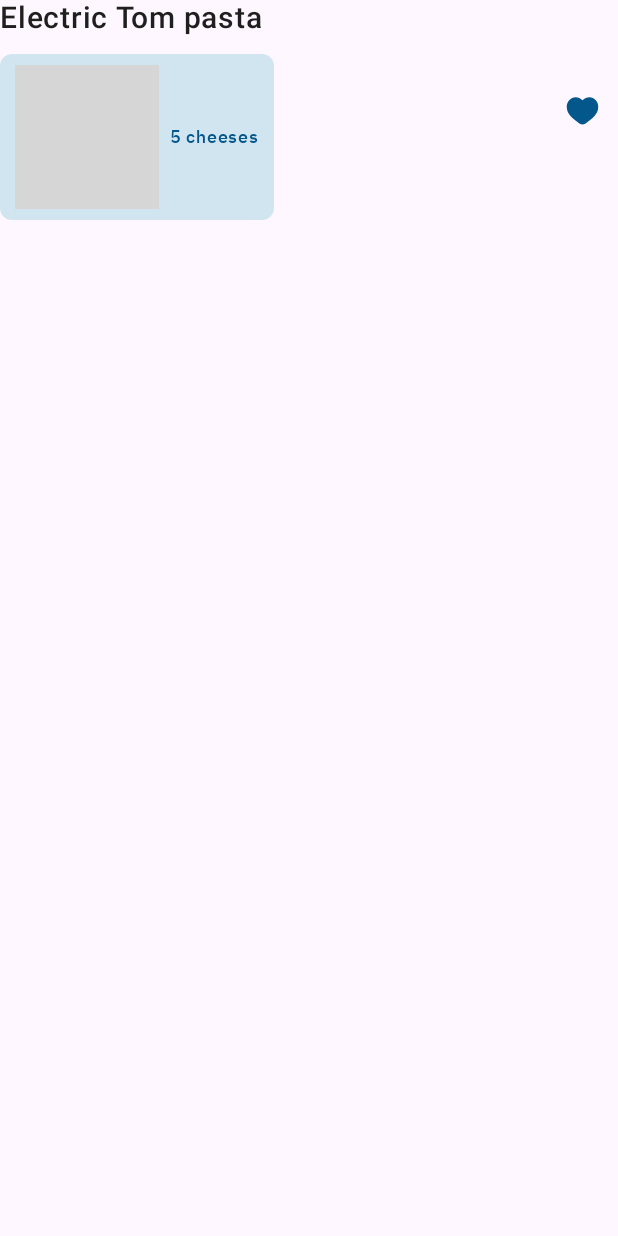
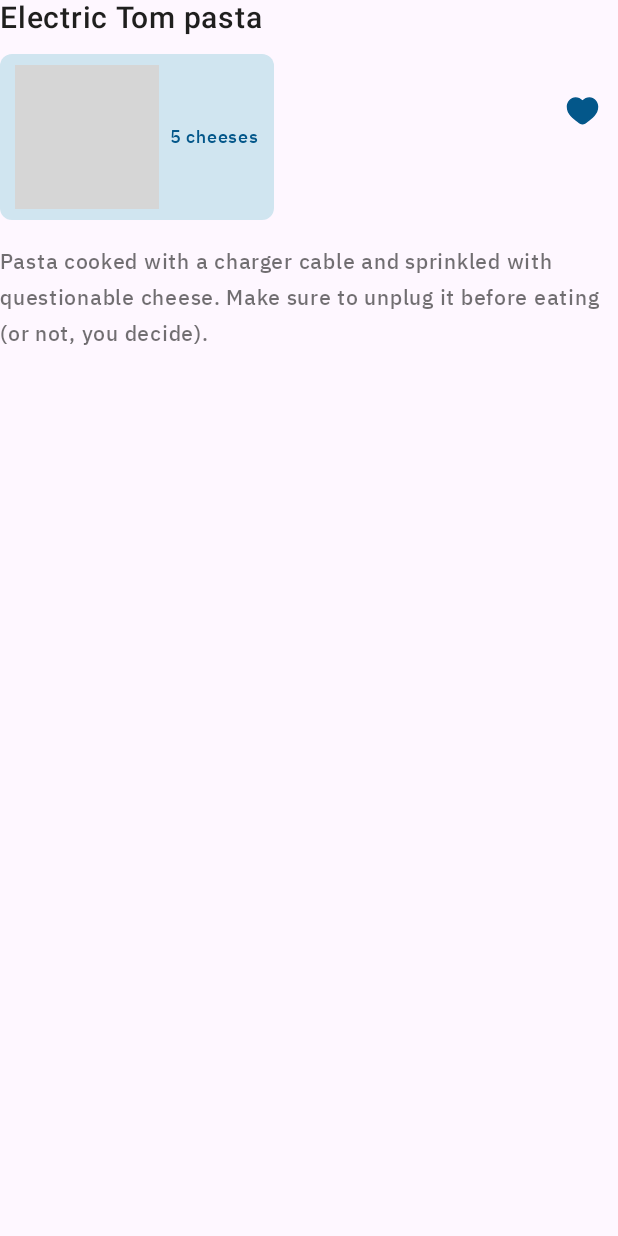
Before and after one commit to khaledeid1k/TomAndJerry, an Android app built with Jetpack Compose: the composable DishInfo shown on its own in the app's theme, on a phone screen of 412 x 824 dp. Run offline under Robolectric (Android 15) with nearby library versions, the phone set to English and light mode, and no system bars; grey boxes are pictures that could not be loaded.

Commit message:
Add dish description text

```diff
--- a/app/src/main/java/com/example/tomandjerry/ui/screens/tom_kitchen/composables/DishInfo.kt
+++ b/app/src/main/java/com/example/tomandjerry/ui/screens/tom_kitchen/composables/DishInfo.kt
@@ -5,6 +5,7 @@ import androidx.compose.foundation.layout.Arrangement
 import androidx.compose.foundation.layout.Column
 import androidx.compose.foundation.layout.Row
 import androidx.compose.foundation.layout.fillMaxWidth
+import androidx.compose.foundation.layout.padding
 import androidx.compose.material3.IconButton
 import androidx.compose.material3.Text
 import androidx.compose.runtime.Composable
@@ -18,10 +19,12 @@ import com.example.tomandjerry.R
 import com.example.tomandjerry.ui.composables.CheesesItem
 import com.example.tomandjerry.ui.composables.VerticalSpacer
 import com.example.tomandjerry.ui.theme.EerieBlack
+import com.example.tomandjerry.ui.theme.darkOverlay
 import com.example.tomandjerry.ui.theme.ibmPlexSans
 
 @Composable
 fun DishInfo(modifier: Modifier = Modifier) {
+    Column {
         Row(
             modifier = modifier.fillMaxWidth(),
             horizontalArrangement = Arrangement.SpaceBetween,
@@ -48,4 +51,14 @@ fun DishInfo(modifier: Modifier = Modifier) {
                 )
             }
         }
+
+        Text(
+            "Pasta cooked with a charger cable and sprinkled with questionable cheese. Make sure to unplug it before eating (or not, you decide).",
+            fontSize = 14.sp,
+            fontWeight = FontWeight.Medium,
+            fontFamily = ibmPlexSans,
+            color = darkOverlay,
+            modifier = Modifier.padding(top = 16.dp)
+        )
     }
+}
```
Lines whose indentation alone changed are shown as unchanged.
